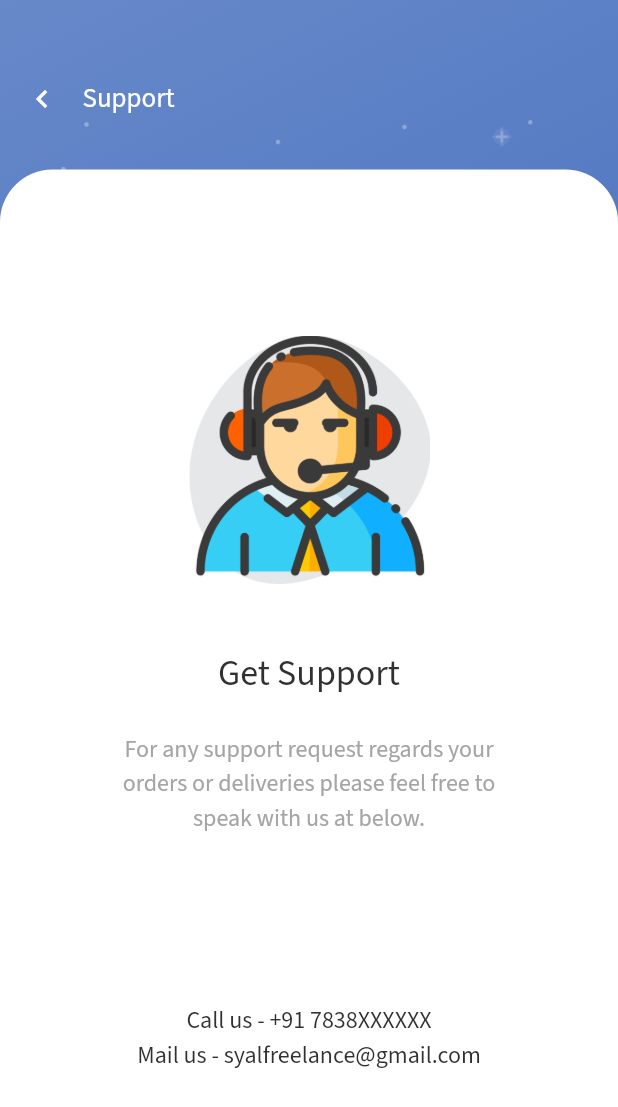
After one commit to Syahro/erp_ui, a Flutter app: the SupportPage screen opened directly, on a phone screen of 412 x 824 dp. The commit adds this screen. Shown: the top 1107 px of the screen. Run offline on Flutter 3.47's test engine with Material 2 defaults, Android fonts, the phone set to English and light mode, and no system bars; our stand-ins replace dotted_line, google_fonts.

Commit message:
done modified supportPage and add some assets or support

```diff
--- a/lib/pages/home_page.dart
+++ b/lib/pages/home_page.dart
@@ -9,6 +9,7 @@ import 'package:erp_ui/pages/holiday_page.dart';
 import 'package:erp_ui/pages/my_profile_page.dart';
 import 'package:erp_ui/pages/play_quiz_page.dart';
 import 'package:erp_ui/pages/result_page.dart';
+import 'package:erp_ui/pages/support_page.dart';
 import 'package:erp_ui/pages/time_table_page.dart';
 import 'package:erp_ui/theme.dart';
 import 'package:erp_ui/widget/card_menu.dart';
@@ -275,9 +276,21 @@ class HomePage extends StatelessWidget {
                                   imageUrl: 'assets/ic_gallery.png',
                                   title: 'School Gallery',
                                 ),
-                                CardMenu(
-                                  imageUrl: 'assets/ic_leave.png',
-                                  title: 'Leave Application',
+                                InkWell(
+                                  onTap: () {
+                                    Navigator.push(
+                                      context,
+                                      MaterialPageRoute(
+                                        builder: (context) {
+                                          return SupportPage();
+                                        },
+                                      ),
+                                    );
+                                  },
+                                  child: CardMenu(
+                                    imageUrl: 'assets/ic_leave.png',
+                                    title: 'Leave Application',
+                                  ),
                                 ),
                                 InkWell(
                                   onTap: () {
--- /dev/null
+++ b/lib/pages/support_page.dart
@@ -0,0 +1,117 @@
+import 'package:erp_ui/theme.dart';
+import 'package:flutter/material.dart';
+
+class SupportPage extends StatelessWidget {
+  @override
+  Widget build(BuildContext context) {
+    return Scaffold(
+      body: Stack(
+        children: [
+          Container(
+            width: double.infinity,
+            decoration: BoxDecoration(
+              gradient: LinearGradient(
+                begin: Alignment.topLeft,
+                end: Alignment.bottomRight,
+                colors: [lightBlueColor, darkBlueColor],
+              ),
+            ),
+            child: Column(
+              children: [
+                Padding(
+                  padding: EdgeInsets.only(
+                    left: 16,
+                    top: 53,
+                  ),
+                  child: Row(
+                    children: [
+                      Icon(
+                        Icons.chevron_left,
+                        color: whiteColor,
+                      ),
+                      SizedBox(
+                        width: 15,
+                      ),
+                      Text(
+                        'Support',
+                        style: regularTextStyle.copyWith(
+                          fontSize: 18,
+                          color: whiteColor,
+                        ),
+                      ),
+                    ],
+                  ),
+                ),
+                Padding(
+                  padding: EdgeInsets.symmetric(horizontal: 18),
+                  child: Image.asset(
+                    'assets/star_pattern.png',
+                    width: double.infinity,
+                    height: 62.45,
+                    color: whiteColor.withOpacity(0.3),
+                  ),
+                ),
+              ],
+            ),
+          ),
+          Padding(
+            padding: EdgeInsets.only(
+              top: 113,
+            ),
+            child: Container(
+              width: double.infinity,
+              decoration: BoxDecoration(
+                color: whiteColor,
+                borderRadius: BorderRadius.vertical(
+                  top: Radius.circular(35),
+                ),
+              ),
+              child: Column(
+                mainAxisAlignment: MainAxisAlignment.center,
+                children: [
+                  Image.asset(
+                    'assets/support.png',
+                    width: 161,
+                    height: 170,
+                  ),
+                  SizedBox(
+                    height: 40,
+                  ),
+                  Text(
+                    'Get Support',
+                    style: regularTextStyle.copyWith(
+                      fontSize: 24,
+                      color: blackColor,
+                    ),
+                  ),
+                  SizedBox(
+                    height: 23,
+                  ),
+                  Text(
+                    'For any support request regards your\norders or deliveries please feel free to\nspeak with us at below.',
+                    style: regularTextStyle.copyWith(
+                      fontSize: 16,
+                      color: lightGreyColor,
+                    ),
+                    textAlign: TextAlign.center,
+                  ),
+                  SizedBox(
+                    height: 112,
+                  ),
+                  Text(
+                    'Call us - +91 7838XXXXXX\nMail us - syalfreelance@gmail.com',
+                    style: regularTextStyle.copyWith(
+                      fontSize: 16,
+                      color: blackColor,
+                    ),
+                    textAlign: TextAlign.center,
+                  ),
+                ],
+              ),
+            ),
+          ),
+        ],
+      ),
+    );
+  }
+}
```
Also changed, not shown: assets/support.png (added).
